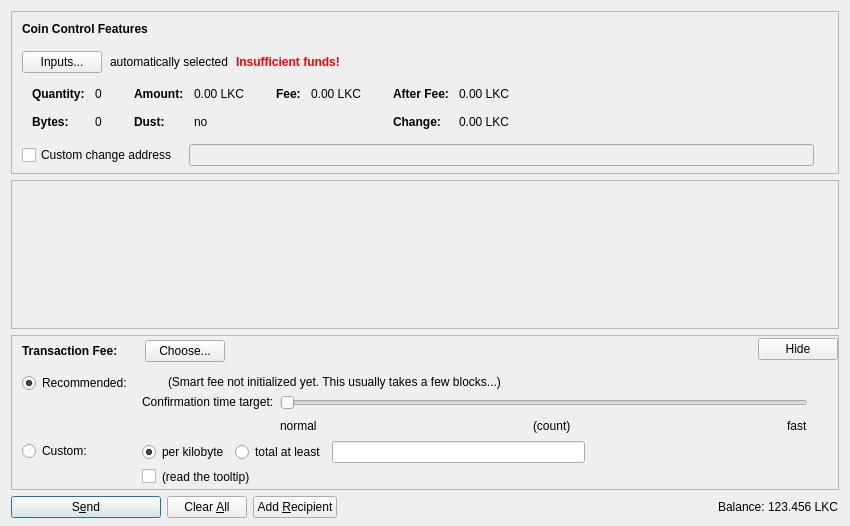
This is src/qt/forms/sendcoinsdialog.ui in minblock/lockely as Qt 5 draws it before an edit. The edited form follows.
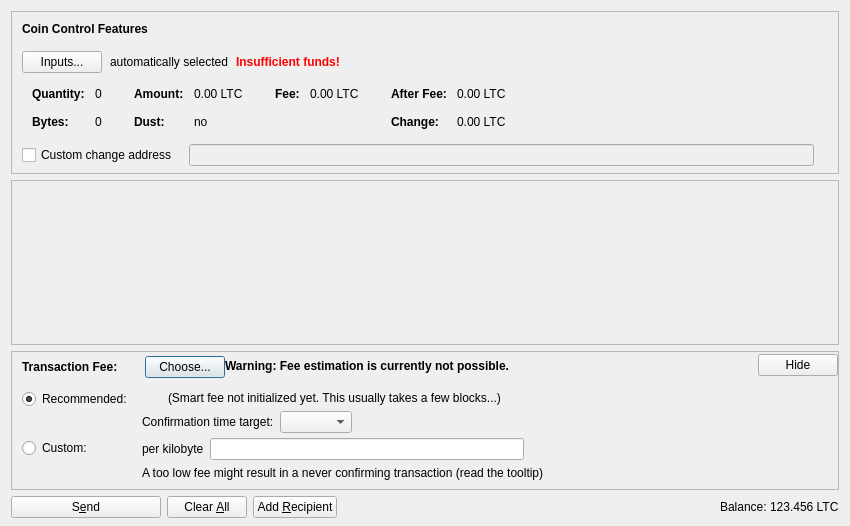
This is the edited form. Icons and pictures are not drawn. Custom widgets are drawn as their Qt base class.

The edit to the form file:
```diff
--- a/src/qt/forms/sendcoinsdialog.ui
+++ b/src/qt/forms/sendcoinsdialog.ui
@@ -324,7 +324,7 @@
                   <enum>Qt::ActionsContextMenu</enum>
                  </property>
                  <property name="text">
-                  <string notr="true">0.00 LKC</string>
+                  <string notr="true">0.00 LTC</string>
                  </property>
                  <property name="textInteractionFlags">
                   <set>Qt::LinksAccessibleByMouse|Qt::TextSelectableByKeyboard|Qt::TextSelectableByMouse</set>
@@ -404,7 +404,7 @@
                   <enum>Qt::ActionsContextMenu</enum>
                  </property>
                  <property name="text">
-                  <string notr="true">0.00 LKC</string>
+                  <string notr="true">0.00 LTC</string>
                  </property>
                  <property name="textInteractionFlags">
                   <set>Qt::LinksAccessibleByMouse|Qt::TextSelectableByKeyboard|Qt::TextSelectableByMouse</set>
@@ -455,7 +455,7 @@
                   <enum>Qt::ActionsContextMenu</enum>
                  </property>
                  <property name="text">
-                  <string notr="true">0.00 LKC</string>
+                  <string notr="true">0.00 LTC</string>
                  </property>
                  <property name="textInteractionFlags">
                   <set>Qt::LinksAccessibleByMouse|Qt::TextSelectableByKeyboard|Qt::TextSelectableByMouse</set>
@@ -484,7 +484,7 @@
                   <enum>Qt::ActionsContextMenu</enum>
                  </property>
                  <property name="text">
-                  <string notr="true">0.00 LKC</string>
+                  <string notr="true">0.00 LTC</string>
                  </property>
                  <property name="textInteractionFlags">
                   <set>Qt::LinksAccessibleByMouse|Qt::TextSelectableByKeyboard|Qt::TextSelectableByMouse</set>
@@ -759,11 +759,33 @@
             </item>
            </layout>
           </item>
+          <item>
+           <widget class="QLabel" name="fallbackFeeWarningLabel">
+            <property name="toolTip">
+             <string>Using the fallbackfee can result in sending a transaction that will take several hours or days (or never) to confirm. Consider choosing your fee manually or wait until you have validated the complete chain.</string>
+            </property>
+            <property name="font">
+            <font>
+                <weight>75</weight>
+                <bold>true</bold>
+            </font>
+            </property>
+            <property name="text">
+             <string>Warning: Fee estimation is currently not possible.</string>
+            </property>
+            <property name="wordWrap">
+             <bool>false</bool>
+            </property>
+           </widget>
+          </item>
           <item>
            <spacer name="horizontalSpacer_4">
             <property name="orientation">
              <enum>Qt::Horizontal</enum>
             </property>
+            <property name="sizeType">
+             <enum>QSizePolicy::MinimumExpanding</enum>
+            </property>
             <property name="sizeHint" stdset="0">
              <size>
               <width>40</width>
@@ -824,32 +846,13 @@
                <item>
                 <layout class="QHBoxLayout" name="horizontalLayoutFee13">
                  <item>
-                  <widget class="QRadioButton" name="radioCustomPerKilobyte">
+                  <widget class="QLabel" name="labelCustomPerKilobyte">
                    <property name="toolTip">
                     <string>If the custom fee is set to 1000 satoshis and the transaction is only 250 bytes, then &quot;per kilobyte&quot; only pays 250 satoshis in fee, while &quot;total at least&quot; pays 1000 satoshis. For transactions bigger than a kilobyte both pay by kilobyte.</string>
                    </property>
                    <property name="text">
                     <string>per kilobyte</string>
                    </property>
-                   <property name="checked">
-                    <bool>true</bool>
-                   </property>
-                   <attribute name="buttonGroup">
-                    <string notr="true">groupCustomFee</string>
-                   </attribute>
-                  </widget>
-                 </item>
-                 <item>
-                  <widget class="QRadioButton" name="radioCustomAtLeast">
-                   <property name="toolTip">
-                    <string>If the custom fee is set to 1000 satoshis and the transaction is only 250 bytes, then &quot;per kilobyte&quot; only pays 250 satoshis in fee, while &quot;total at least&quot; pays 1000 satoshis. For transactions bigger than a kilobyte both pay by kilobyte.</string>
-                   </property>
-                   <property name="text">
-                    <string>total at least</string>
-                   </property>
-                   <attribute name="buttonGroup">
-                    <string notr="true">groupCustomFee</string>
-                   </attribute>
                   </widget>
                  </item>
                  <item>
@@ -873,17 +876,7 @@
                <item>
                 <layout class="QHBoxLayout" name="horizontalLayoutFee8">
                  <item>
-                  <widget class="QCheckBox" name="checkBoxMinimumFee">
-                   <property name="toolTip">
-                    <string>Paying only the minimum fee is just fine as long as there is less transaction volume than space in the blocks. But be aware that this can end up in a never confirming transaction once there is more demand for lockely transactions than the network can process.</string>
-                   </property>
-                   <property name="text">
-                    <string/>
-                   </property>
-                  </widget>
-                 </item>
-                 <item>
-                  <widget class="QLabel" name="labelMinFeeWarning">
+                  <widget class="QLabel" name="labelCustomFeeWarning">
                    <property name="enabled">
                     <bool>true</bool>
                    </property>
@@ -891,10 +884,7 @@
                     <string>Paying only the minimum fee is just fine as long as there is less transaction volume than space in the blocks. But be aware that this can end up in a never confirming transaction once there is more demand for lockely transactions than the network can process.</string>
                    </property>
                    <property name="text">
-                    <string>(read the tooltip)</string>
-                   </property>
-                   <property name="margin">
-                    <number>5</number>
+                    <string>A too low fee might result in a never confirming transaction (read the tooltip)</string>
                    </property>
                   </widget>
                  </item>
@@ -987,9 +977,6 @@
                    <property name="text">
                     <string/>
                    </property>
-                   <property name="margin">
-                    <number>2</number>
-                   </property>
                   </widget>
                  </item>
                  <item>
@@ -1004,9 +991,6 @@
                    <property name="text">
                     <string>(Smart fee not initialized yet. This usually takes a few blocks...)</string>
                    </property>
-                   <property name="margin">
-                    <number>2</number>
-                   </property>
                   </widget>
                  </item>
                  <item>
@@ -1033,24 +1017,8 @@
                      <property name="text">
                       <string>Confirmation time target:</string>
                      </property>
-                     <property name="margin">
-                      <number>2</number>
-                     </property>
                     </widget>
                    </item>
-                   <item>
-                    <spacer name="verticalSpacer_3">
-                     <property name="orientation">
-                      <enum>Qt::Vertical</enum>
-                     </property>
-                     <property name="sizeHint" stdset="0">
-                      <size>
-                       <width>1</width>
-                       <height>1</height>
-                      </size>
-                     </property>
-                    </spacer>
-                   </item>
                   </layout>
                  </item>
                  <item>
@@ -1059,44 +1027,15 @@
                     <number>30</number>
                    </property>
                    <item>
-                    <widget class="QSlider" name="sliderSmartFee">
-                     <property name="minimum">
+                    <layout class="QHBoxLayout" name="horizontalLayoutConfTarget">
+                     <property name="bottomMargin">
                       <number>0</number>
                      </property>
-                     <property name="maximum">
-                      <number>23</number>
-                     </property>
-                     <property name="pageStep">
-                      <number>1</number>
-                     </property>
-                     <property name="value">
-                      <number>0</number>
-                     </property>
-                     <property name="orientation">
-                      <enum>Qt::Horizontal</enum>
-                     </property>
-                     <property name="invertedAppearance">
-                      <bool>false</bool>
-                     </property>
-                     <property name="invertedControls">
-                      <bool>false</bool>
-                     </property>
-                     <property name="tickPosition">
-                      <enum>QSlider::NoTicks</enum>
-                     </property>
-                    </widget>
-                   </item>
-                   <item>
-                    <layout class="QHBoxLayout" name="horizontalLayoutFee10">
                      <item>
-                      <widget class="QLabel" name="labelSmartFeeNormal">
-                       <property name="text">
-                        <string>normal</string>
-                       </property>
-                      </widget>
+                      <widget class="QComboBox" name="confTargetSelector"/>
                      </item>
                      <item>
-                      <spacer name="horizontalSpacer_7">
+                      <spacer name="horizontalSpacerConfTarget">
                        <property name="orientation">
                         <enum>Qt::Horizontal</enum>
                        </property>
@@ -1108,33 +1047,6 @@
                        </property>
                       </spacer>
                      </item>
-                     <item>
-                      <widget class="QLabel" name="confirmationTargetLabel">
-                       <property name="text">
-                        <string notr="true">(count)</string>
-                       </property>
-                      </widget>
-                     </item>
-                     <item>
-                      <spacer name="horizontalSpacer_3">
-                       <property name="orientation">
-                        <enum>Qt::Horizontal</enum>
-                       </property>
-                       <property name="sizeHint" stdset="0">
-                        <size>
-                         <width>40</width>
-                         <height>20</height>
-                        </size>
-                       </property>
-                      </spacer>
-                     </item>
-                     <item>
-                      <widget class="QLabel" name="labelSmartFeeFast">
-                       <property name="text">
-                        <string>fast</string>
-                       </property>
-                      </widget>
-                     </item>
                     </layout>
                    </item>
                   </layout>
@@ -1168,8 +1080,8 @@
           </property>
           <property name="sizeHint" stdset="0">
            <size>
-            <width>800</width>
-            <height>1</height>
+            <width>40</width>
+            <height>5</height>
            </size>
           </property>
          </spacer>
@@ -1203,7 +1115,7 @@
         <bool>false</bool>
        </property>
        <property name="default">
-        <bool>true</bool>
+        <bool>false</bool>
        </property>
       </widget>
      </item>
@@ -1290,7 +1202,7 @@
           <cursorShape>IBeamCursor</cursorShape>
          </property>
          <property name="text">
-          <string notr="true">123.456 LKC</string>
+          <string notr="true">123.456 LTC</string>
          </property>
          <property name="textInteractionFlags">
           <set>Qt::LinksAccessibleByMouse|Qt::TextSelectableByKeyboard|Qt::TextSelectableByMouse</set>
```
Left out of the diff: 11 changed lines with no effect on the pictures.
